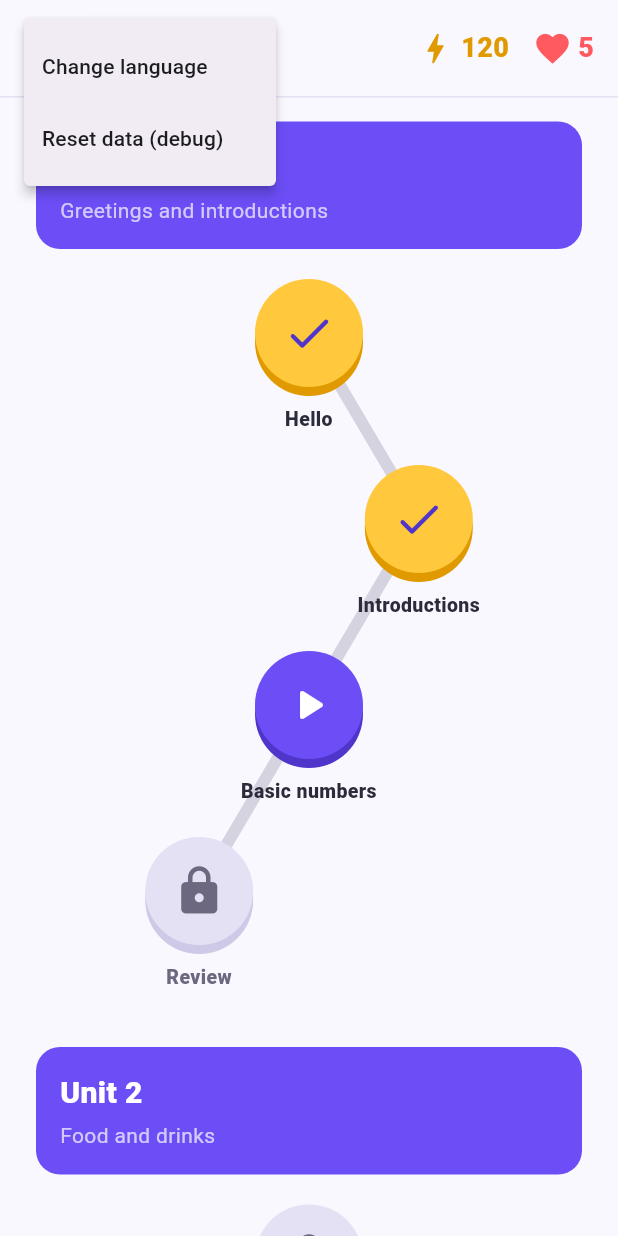
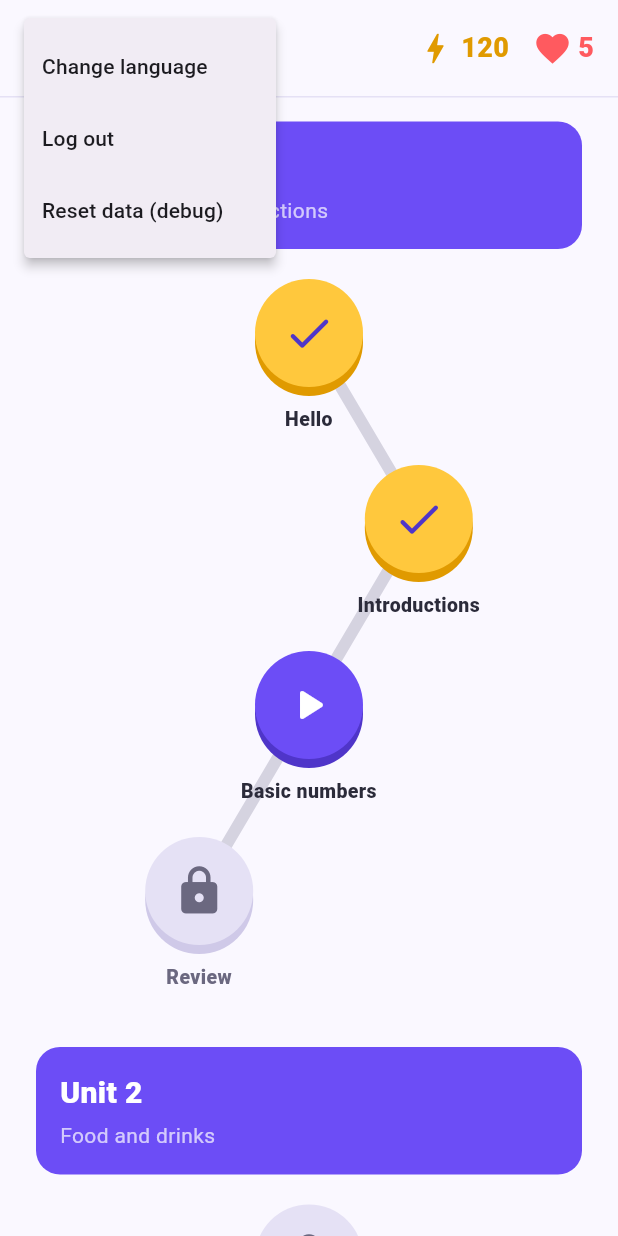
Before and after one commit to Malvin-G-G/MobileProgramming_UAS, a Flutter app: the HomeScreen screen opened by its route, after a tap on an icon or button, on a phone screen of 412 x 824 dp. Run offline on Flutter 3.47's test engine with Material 3 defaults, Android fonts, the phone set to English and light mode, and no system bars; our stand-ins replace flutter_riverpod, go_router, shared_preferences, sqflite; accounts and stored records are empty.

Commit message:
menambahkan auth logout

```diff
--- a/lib/feature/home/screen/home_screen.dart
+++ b/lib/feature/home/screen/home_screen.dart
@@ -5,7 +5,7 @@ import 'package:go_router/go_router.dart';
 import '../../../core/providers/shared_prefs_provider.dart';
 import '../../../core/router/app_routes.dart';
 import '../../../core/theme/app_colors.dart';
-import '../../../core/widgets/prime.button.dart';
+import '../../auth/providers/auth_provider.dart';
 import '../../languages/language_select/models/language.dart';
 import '../../languages/language_select/providers/language_provider.dart';
 import '../../onboarding/{screens,providers}/onboarding_provider.dart';
@@ -44,22 +44,40 @@ class _LanguageMenu extends ConsumerWidget {
 
   @override
   Widget build(BuildContext context, WidgetRef ref) {
+    final user = ref.watch(authProvider).value;
+
     return PopupMenuButton<String>(
       tooltip: 'Menu',
       onSelected: (value) async {
         if (value == 'change') {
           context.go(AppRoutes.language);
+        } else if (value == 'logout') {
+          await ref.read(authProvider.notifier).logout();
+          if (context.mounted) context.go(AppRoutes.login);
         } else if (value == 'reset') {
           await ref.read(sharedPrefsProvider).clear();
           ref.invalidate(selectedLanguageProvider);
           ref.invalidate(onboardingDoneProvider);
+          ref.invalidate(authProvider);
           if (context.mounted) context.go(AppRoutes.splash);
         }
       },
-      itemBuilder: (context) => const [
-        PopupMenuItem<String>(value: 'change', child: Text('Change language')),
+      itemBuilder: (context) => [
+        if (user != null)
+          PopupMenuItem<String>(
+            enabled: false,
+            child: Text('Signed in as ${user.username}'),
+          ),
+        const PopupMenuItem<String>(
+          value: 'change',
+          child: Text('Change language'),
+        ),
+        const PopupMenuItem<String>(value: 'logout', child: Text('Log out')),
         // again, delete later, not now
-        PopupMenuItem<String>(value: 'reset', child: Text('Reset data (debug)')),
+        const PopupMenuItem<String>(
+          value: 'reset',
+          child: Text('Reset data (debug)'),
+        ),
       ],
       child: Row(
         mainAxisSize: MainAxisSize.min,
```
